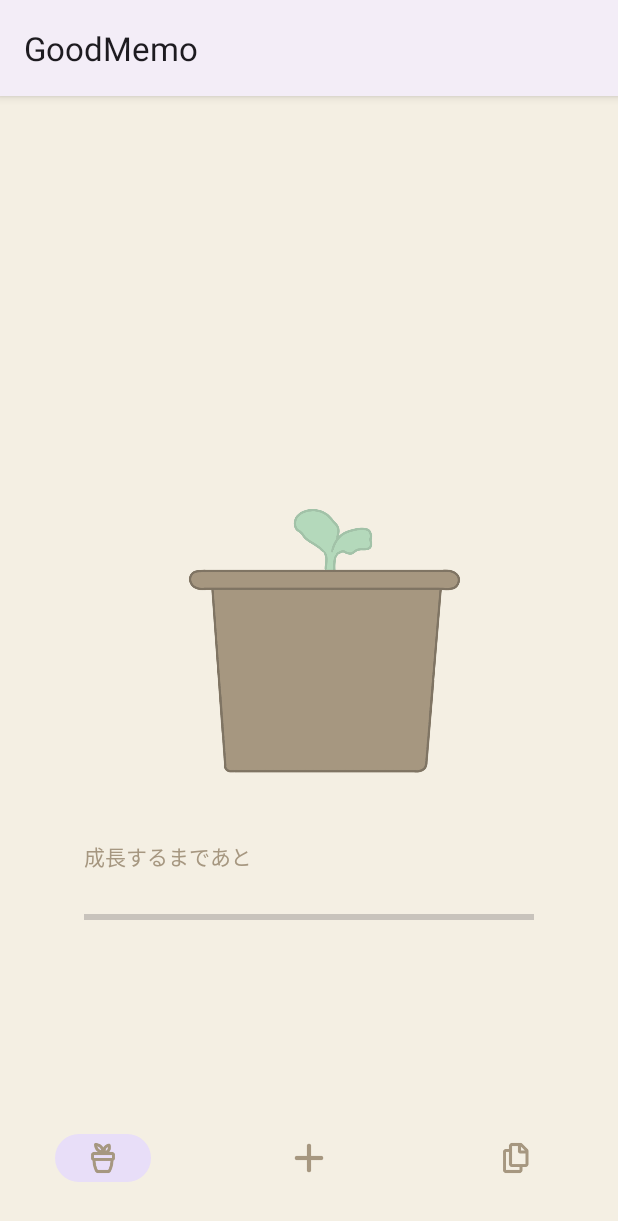
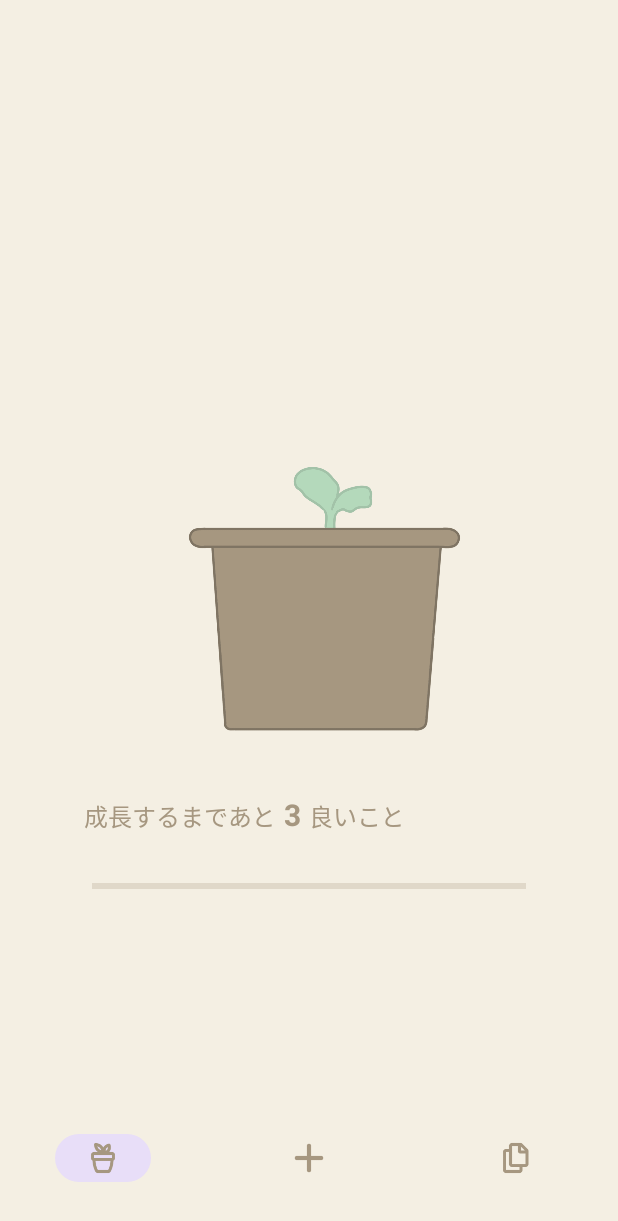
Before and after one commit to a1tannn/lit_android, an Android app: the screen it shows after launch (MainActivity), on a phone screen of 412 x 824 dp. Shown: the top 1221 px of the screen. Run offline under Robolectric (Android 15) with nearby library versions, the phone set to English and light mode, and no system bars; our stand-ins replace navigation-ui.

Commit message:
Add ProgressBar & HintText

```diff
--- a/GoodMemo/app/src/main/AndroidManifest.xml
+++ b/GoodMemo/app/src/main/AndroidManifest.xml
@@ -6,9 +6,9 @@
         android:allowBackup="true"
         android:dataExtractionRules="@xml/data_extraction_rules"
         android:fullBackupContent="@xml/backup_rules"
-        android:icon="@mipmap/ic_launcher"
+        android:icon="@drawable/sprout"
         android:label="@string/app_name"
-        android:roundIcon="@mipmap/ic_launcher_round"
+        android:roundIcon="@drawable/sprout"
         android:supportsRtl="true"
         android:theme="@style/Theme.GoodMemo"
         tools:targetApi="31">
--- a/GoodMemo/app/src/main/java/app/ai/aitan/goodmemo/FlowerFragment.kt
+++ b/GoodMemo/app/src/main/java/app/ai/aitan/goodmemo/FlowerFragment.kt
@@ -27,11 +27,11 @@ class FlowerFragment : Fragment() {
 
     private var memoCount = 0
 
-    private var lastMemoCount = 0
+    private var lastMemoCount: Int = 0
     override fun onCreateView(
         inflater: LayoutInflater, container: ViewGroup?,
         savedInstanceState: Bundle?
-    ): View? {
+    ): View {
         super.onCreateView(inflater, container, savedInstanceState)
         _binding = FragmentFlowerBinding.inflate(inflater, container, false)
 
@@ -41,13 +41,34 @@ class FlowerFragment : Fragment() {
     override fun onViewCreated(view: View, savedInstanceState: Bundle?) {
         super.onViewCreated(view, savedInstanceState)
 
+        pref = requireActivity().getSharedPreferences("SharedPref", Context.MODE_PRIVATE)
+        memoCount = pref.getInt("MemoCount",0)
+
+        var progressCount = 0
+
+        if(memoCount == 12) {
+            progressCount = 99
+            binding.growCountText.text = "0"
+        }else if(memoCount % 3 != 0) {
+            progressCount = (memoCount % 3) * 33
+        }
+        binding.growCountText.text = "${3 - memoCount % 3}"
+        binding.progressBar.setProgress(progressCount,true)
+        Log.d("aitan","progressCount = $progressCount")
+
         changeImage()
     }
 
     private fun changeImage() {
-        pref = requireActivity().getSharedPreferences("SharedPref", Context.MODE_PRIVATE)
-        memoCount = pref.getInt("MemoCount",0)
+//        if (memoCount % 3 == 0 && memoCount != lastMemoCount) {
+//            currentImageIndex = (memoCount / 3) % imageResources.size
+//            binding.imageView.setImageResource(imageResources[currentImageIndex])
+//            lastMemoCount = memoCount
+//        }else if (lastMemoCount != memoCount)
+//            binding.imageView.setImageResource(imageResources[currentImageIndex])
+//
         Log.d("aitan","flower in memoCount = $memoCount")
+//        Log.d("aitan","flower in lastMemoCount = $lastMemoCount")
 
         val imageIndex = when (memoCount) {
             in 0..2 -> 0
--- a/GoodMemo/app/src/main/res/layout/fragment_flower.xml
+++ b/GoodMemo/app/src/main/res/layout/fragment_flower.xml
@@ -12,7 +12,7 @@
         android:id="@+id/imageView"
         android:layout_width="400dp"
         android:layout_height="400dp"
-        android:layout_marginTop="64dp"
+        android:layout_marginTop="100dp"
         app:layout_constraintEnd_toEndOf="parent"
         app:layout_constraintStart_toStartOf="parent"
         app:layout_constraintTop_toTopOf="parent"
@@ -26,15 +26,46 @@
         android:layout_marginTop="32dp"
         android:text="成長するまであと"
         android:textColor="@color/brown"
+        android:textSize="16sp"
         app:layout_constraintStart_toStartOf="parent"
+        app:layout_constraintTop_toBottomOf="@+id/imageView" />
+
+    <TextView
+        android:id="@+id/grow_count_text"
+        android:layout_width="wrap_content"
+        android:layout_height="wrap_content"
+        android:layout_marginStart="5dp"
+        android:layout_marginTop="29dp"
+        android:text="0"
+        android:textColor="@color/brown"
+        android:textSize="20sp"
+        android:textStyle="bold"
+        app:layout_constraintStart_toEndOf="@id/grow_text"
+        app:layout_constraintTop_toBottomOf="@+id/imageView" />
+
+    <TextView
+        android:id="@+id/grow2_text"
+        android:layout_width="wrap_content"
+        android:layout_height="wrap_content"
+        android:layout_marginStart="5dp"
+        android:layout_marginTop="32dp"
+        android:text="良いこと"
+        android:textColor="@color/brown"
+        android:textSize="16sp"
+        app:layout_constraintStart_toEndOf="@id/grow_count_text"
         app:layout_constraintTop_toBottomOf="@+id/imageView" />
 
     <ProgressBar
         android:id="@+id/progress_bar"
         style="?android:attr/progressBarStyleHorizontal"
         android:layout_width="300dp"
-        android:layout_height="40dp"
+        android:layout_height="50dp"
         android:layout_marginTop="10dp"
+        android:padding="5dp"
+        android:max="99"
+        android:min="0"
+        android:progressTint="@color/green"
+        android:progressBackgroundTint="@color/brown"
         app:layout_constraintEnd_toEndOf="parent"
         app:layout_constraintStart_toStartOf="parent"
         app:layout_constraintTop_toBottomOf="@+id/grow_text" />
--- a/GoodMemo/app/src/main/res/values/themes.xml
+++ b/GoodMemo/app/src/main/res/values/themes.xml
@@ -1,6 +1,6 @@
 <resources xmlns:tools="http://schemas.android.com/tools">
     <!-- Base application theme. -->
-    <style name="Base.Theme.GoodMemo" parent="Theme.Material3.DayNight">
+    <style name="Base.Theme.GoodMemo" parent="Theme.Material3.DayNight.NoActionBar">
         <!-- Customize your light theme here. -->
         <!-- <item name="colorPrimary">@color/my_light_primary</item> -->
     </style>
```
Also changed, not shown: GoodMemo/app/src/main/java/app/ai/aitan/goodmemo/AddFragment.kt (+17 -1 lines), GoodMemo/app/src/main/java/app/ai/aitan/goodmemo/SwipeAdapter.kt (+1 -13 lines), GoodMemo/app/src/main/res/layout/fragment_add.xml (+8 -8 lines).
